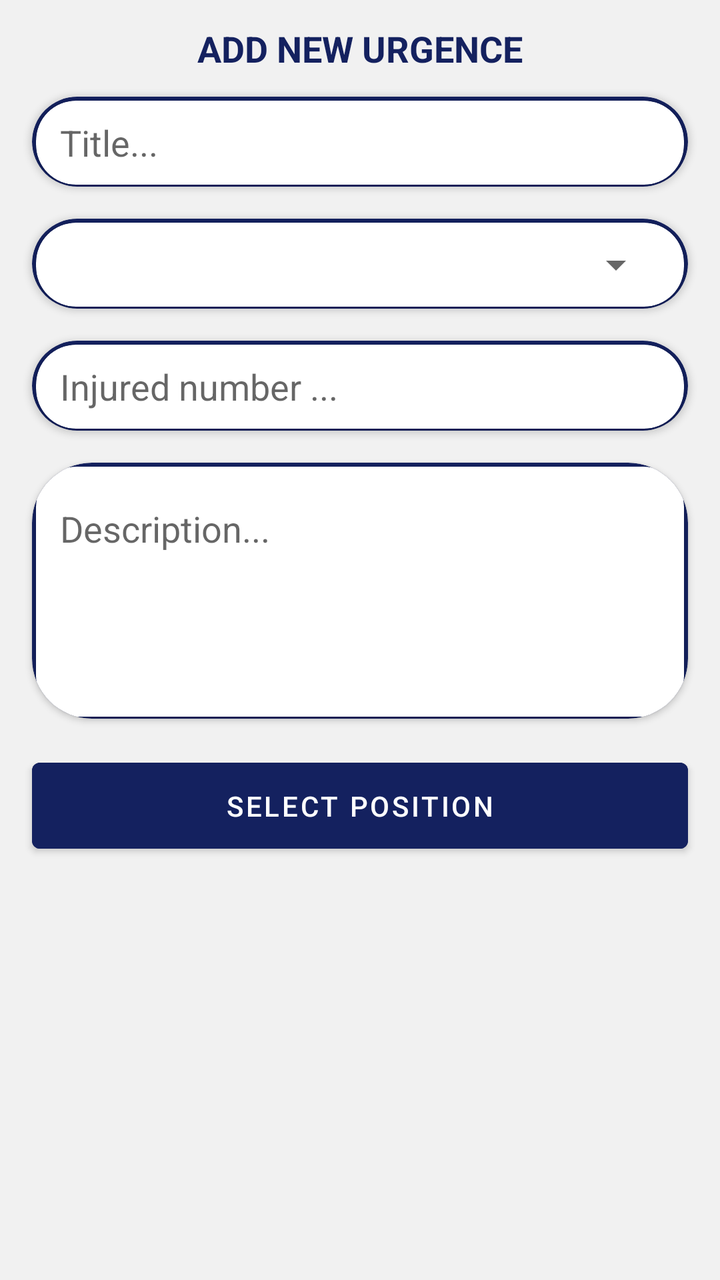
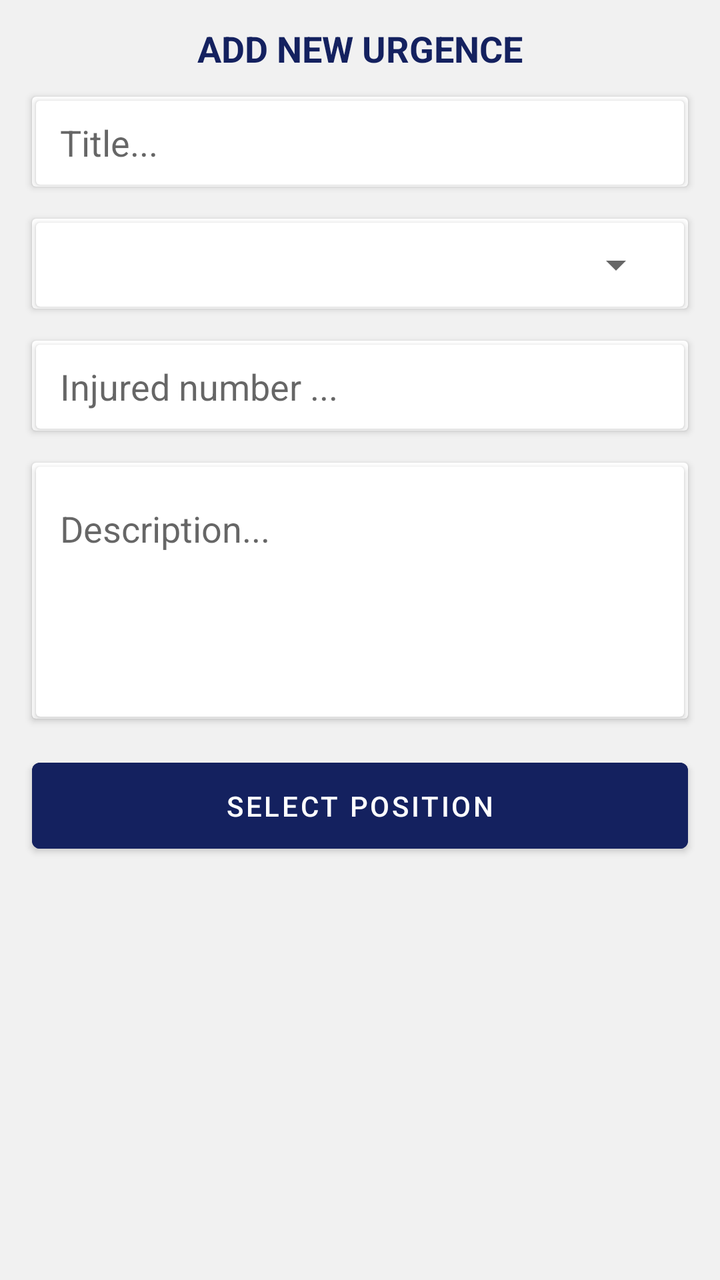

Screens rendered from an Android XML layout before and after an edit, with the pre-edit source and the edit as a unified diff.
<!-- AndroidManifest.xml: application theme Theme.EmergencySystem -->
<!-- res/layout/add_urgence_bottom_sheet.xml -->
<?xml version="1.0" encoding="utf-8"?>
<LinearLayout xmlns:android="http://schemas.android.com/apk/res/android"
    xmlns:app="http://schemas.android.com/apk/res-auto"
    android:layout_width="match_parent"
    android:layout_height="match_parent"
    android:background="#81E4E4E4"
    android:orientation="vertical">

    <TextView
        android:layout_width="match_parent"
        android:layout_height="wrap_content"
        android:padding="12dp"
        android:text="ADD NEW URGENCE"
        android:textAlignment="center"
        android:textColor="@color/colorApp"
        android:textSize="18sp"
        android:textStyle="bold" />

    <androidx.cardview.widget.CardView
        android:layout_width="match_parent"
        android:layout_height="45dp"
        android:layout_marginHorizontal="16dp"
        app:cardBackgroundColor="@color/colorApp"
        app:cardCornerRadius="30dp">

        <androidx.cardview.widget.CardView
            android:layout_width="match_parent"
            android:layout_height="42dp"
            android:layout_margin="2dp"
            android:layout_marginBottom="2dp"
            android:layout_weight="1"
            app:cardCornerRadius="20sp">

            <EditText
                android:id="@+id/edtTitleEmergency"
                android:layout_width="match_parent"
                android:layout_height="wrap_content"
                android:layout_gravity="center_vertical"
                android:background="@null"
                android:backgroundTint="@color/white"
                android:hint="Title..."
                android:inputType="text"
                android:paddingStart="12dp" />


        </androidx.cardview.widget.CardView>
    </androidx.cardview.widget.CardView>

    <androidx.cardview.widget.CardView
        android:layout_width="match_parent"
        android:layout_height="45dp"
        android:layout_marginHorizontal="16dp"
        app:cardBackgroundColor="@color/colorApp"
        app:cardCornerRadius="30dp"
        android:layout_marginVertical="16dp"
        >
        <androidx.cardview.widget.CardView
            android:layout_width="match_parent"
            android:layout_height="42dp"
            android:layout_margin="2dp"
            android:layout_marginBottom="2dp"
            android:layout_weight="1"
            app:cardCornerRadius="20sp">

            <Spinner
                android:id="@+id/coursesspinner"
                android:layout_height="wrap_content"
                android:layout_width="match_parent"
                android:layout_marginEnd="10dp"
                android:layout_marginStart="10dp"
                android:layout_marginBottom="10dp"
                android:layout_marginTop="10dp"
                app:layout_constraintStart_toStartOf="parent"
                app:layout_constraintTop_toTopOf="parent"/>


        </androidx.cardview.widget.CardView>

    </androidx.cardview.widget.CardView>

    <androidx.cardview.widget.CardView
        android:layout_width="match_parent"
        android:layout_height="45dp"
        android:layout_marginHorizontal="16dp"
        app:cardBackgroundColor="@color/colorApp"
        app:cardCornerRadius="30dp"
        android:layout_marginBottom="16dp"
        >
        <androidx.cardview.widget.CardView
            android:layout_width="match_parent"
            android:layout_height="42dp"
            android:layout_margin="2dp"
            android:layout_marginBottom="2dp"
            android:layout_weight="1"
            app:cardCornerRadius="20sp">
            <EditText
                android:id="@+id/edtNbrInjured"
                android:layout_width="match_parent"
                android:layout_height="wrap_content"
                android:layout_gravity="center_vertical"
                android:background="@null"
                android:backgroundTint="@color/white"
                android:hint="Injured number ..."
                android:inputType="number"
                android:paddingStart="12dp" />

        </androidx.cardview.widget.CardView>

    </androidx.cardview.widget.CardView>

    <androidx.cardview.widget.CardView
        android:layout_width="match_parent"
        android:layout_height="128dp"
        android:layout_marginHorizontal="16dp"
        app:cardBackgroundColor="@color/colorApp"
        app:cardCornerRadius="30dp">

        <androidx.cardview.widget.CardView
            android:layout_width="match_parent"
            android:layout_height="125dp"
            android:layout_margin="2dp"
            android:layout_marginBottom="2dp"
            android:layout_weight="1"
            app:cardCornerRadius="20sp">

            <EditText
                android:id="@+id/edtdescreption"
                android:layout_width="match_parent"
                android:layout_height="wrap_content"
                android:layout_gravity="center_vertical"
                android:background="@null"
                android:backgroundTint="@color/white"
                android:gravity="top|left"
                android:hint="Description..."
                android:inputType="textMultiLine"
                android:minLines="4"
                android:paddingStart="12dp" />


        </androidx.cardview.widget.CardView>
    </androidx.cardview.widget.CardView>


    <Button
        android:id="@+id/btnSelectPosition"
        android:layout_width="match_parent"
        android:layout_height="wrap_content"
        android:backgroundTint="@color/colorApp"
        android:text="SELECT POSITION"
        android:padding="12dp"
        android:layout_marginTop="16dp"
        android:layout_marginHorizontal="16dp"
        />

</LinearLayout>
<!-- resources referenced by this layout -->
<resources>
  <color name="colorApp">#FF14215F</color>
  <color name="white">#FFFFFFFF</color>
  <style name="Theme.EmergencySystem" parent="Theme.MaterialComponents.DayNight.DarkActionBar">
          
          <item name="colorPrimary">@color/purple_500</item>
          <item name="colorPrimaryVariant">@color/purple_700</item>
          <item name="colorOnPrimary">@color/white</item>
          
          <item name="colorSecondary">@color/teal_200</item>
          <item name="colorSecondaryVariant">@color/teal_700</item>
          <item name="colorOnSecondary">@color/black</item>
          
          <item name="android:statusBarColor" tools:targetApi="l">?attr/colorPrimaryVariant</item>
          
      </style>
  <color name="purple_500">#FF14215F</color>
  <color name="purple_700">#FF14215F</color>
  <color name="teal_200">#FF03DAC5</color>
  <color name="teal_700">#FF018786</color>
  <color name="black">#FF000000</color>
</resources>

<!-- the commit's change to res/layout/add_urgence_bottom_sheet.xml (unified diff, before → after) -->
@@ -1,6 +1,6 @@
 <?xml version="1.0" encoding="utf-8"?>
 <LinearLayout xmlns:android="http://schemas.android.com/apk/res/android"
-    xmlns:app="http://schemas.android.com/apk/res-auto"
+    xmlns:app="http://schemas.android.com/apk/res"
     android:layout_width="match_parent"
     android:layout_height="match_parent"
     android:background="#81E4E4E4"
